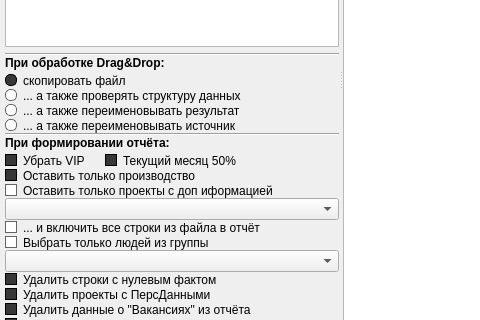
Old version of the form Qt5Project/Windows.ui in the repository DIVIGL1/DES.LM.Reports; both pictures show x 0 to 480 and y 291 to 611 of the 816 by 734 pixel window.
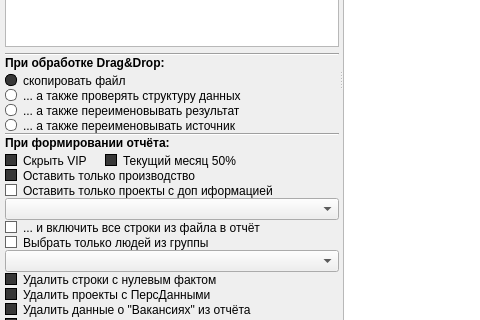
New version of the form.

Diff of the .ui file:
```diff
--- a/Qt5Project/Windows.ui
+++ b/Qt5Project/Windows.ui
@@ -529,7 +529,7 @@
 </string>
               </property>
               <property name="text">
-               <string notr="true">Убрать VIP</string>
+               <string notr="true">Скрыть VIP</string>
               </property>
               <property name="checked">
                <bool>true</bool>
```
Left out of the diff: 20 changed lines with no effect on the pictures.
